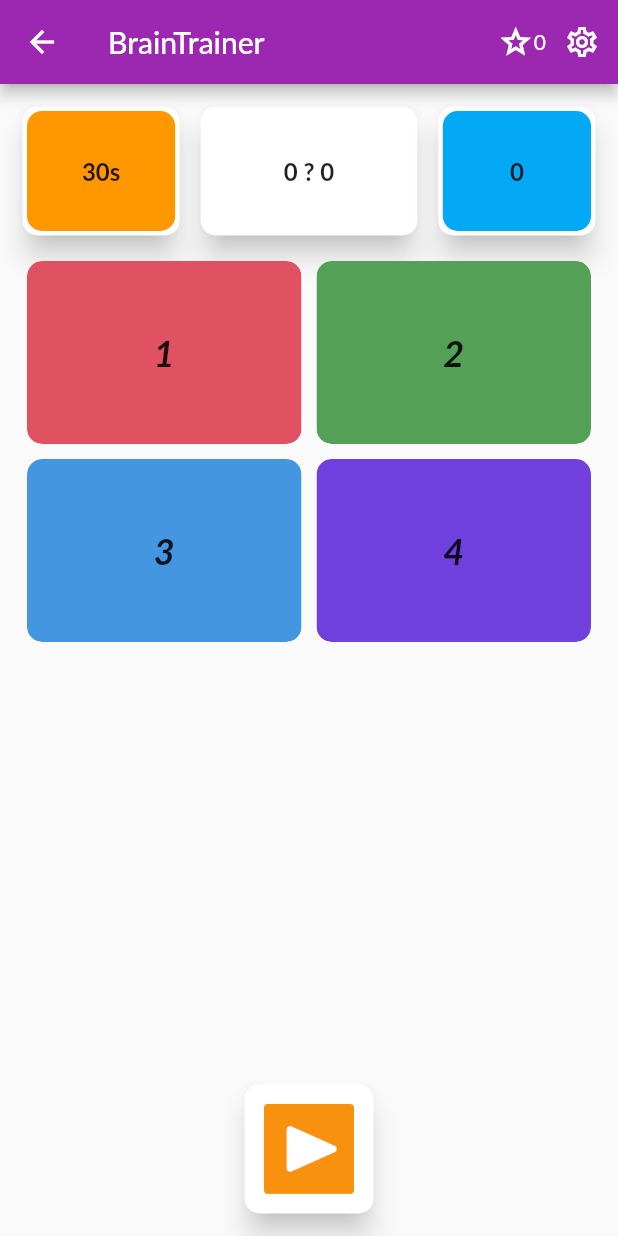
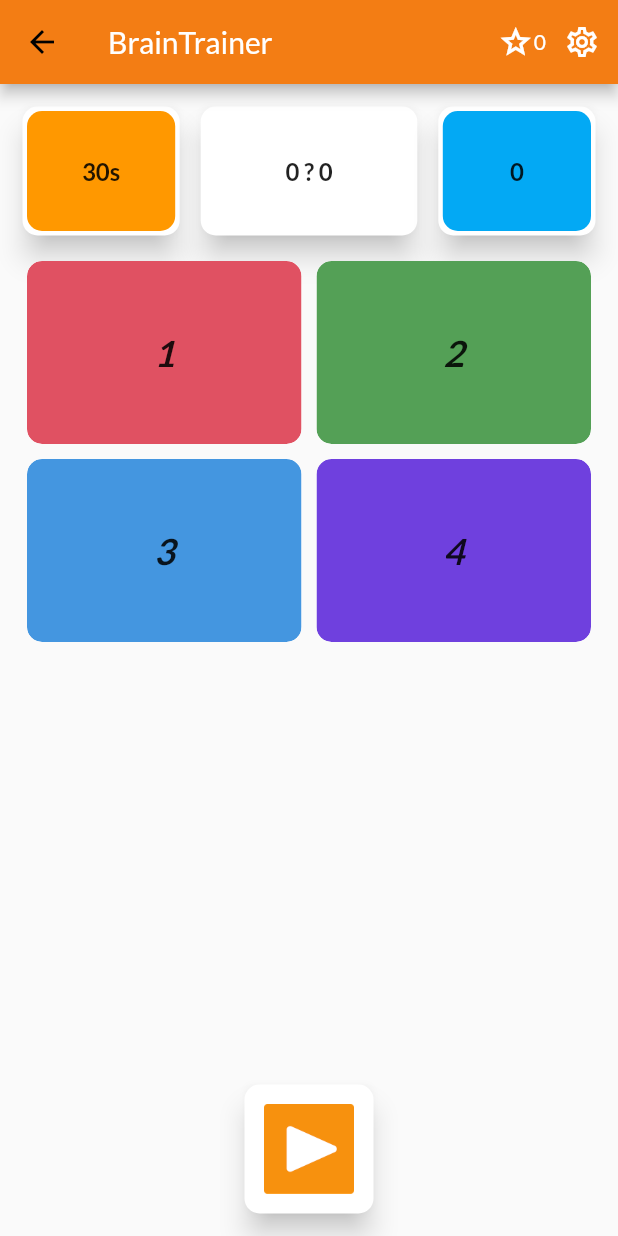
Before and after one commit to offlineprogrammer/brain_trainer_flutter, a Flutter app: the GameScreen screen opened by its route, on a phone screen of 412 x 824 dp. Run offline on Flutter 3.47's test engine with Material 2 defaults, Android fonts, the phone set to English and light mode, and no system bars; our stand-ins replace cloud_firestore, confetti, firebase_auth, firebase_core, rflutter_alert, sign_in_with_apple; accounts and stored records are empty; statements that could not run were skipped.

Commit message:
Style, Splash

```diff
--- a/lib/main.dart
+++ b/lib/main.dart
@@ -34,13 +34,14 @@
         )
       ],
       child: MaterialApp(
-        title: 'Flutter Demo',
+        title: 'BrainTrainer',
         theme: ThemeData(
-          primarySwatch: Colors.purple,
-          accentColor: Colors.deepOrange,
-          fontFamily: 'Lato',
-          visualDensity: VisualDensity.adaptivePlatformDensity,
-        ),
+            primarySwatch: colorCustom,
+            accentColor: Colors.deepOrange,
+            fontFamily: 'Lato',
+            visualDensity: VisualDensity.adaptivePlatformDensity,
+            primaryTextTheme:
+                TextTheme(headline6: TextStyle(color: Colors.white))),
         home: MyHomePage(),
         routes: {
           GameScreen.routeName: (ctx) => GameScreen(),
@@ -49,6 +50,20 @@
     );
   }
 }
+
+Map<int, Color> color = {
+  50: Color.fromRGBO(43, 125, 20, .1),
+  100: Color.fromRGBO(43, 125, 20, .2),
+  200: Color.fromRGBO(43, 125, 20, .3),
+  300: Color.fromRGBO(43, 125, 20, .4),
+  400: Color.fromRGBO(43, 125, 20, .5),
+  500: Color.fromRGBO(43, 125, 20, .6),
+  600: Color.fromRGBO(43, 125, 20, .7),
+  700: Color.fromRGBO(43, 125, 20, .8),
+  800: Color.fromRGBO(43, 125, 20, .9),
+  900: Color.fromRGBO(43, 125, 20, 1),
+};
+MaterialColor colorCustom = MaterialColor(0xFFF37D14, color);
 
 class MyHomePage extends StatelessWidget {
   @override
--- a/lib/screens/game_screen.dart
+++ b/lib/screens/game_screen.dart
@@ -20,7 +20,16 @@
         //Icon(Icons.stacked_line_chart_outlined, ),
         actions: [
           Row(
-            children: [Icon(Icons.grade_outlined), Text(_game.highScore)],
+            children: [
+              Icon(
+                Icons.grade_outlined,
+                color: Colors.white,
+              ),
+              Text(
+                _game.highScore,
+                style: TextStyle(color: Colors.white),
+              )
+            ],
           ),
           PopupMenuButton(
             onSelected: (FilterOptions selectedValue) {
@@ -30,7 +39,10 @@
                 _game.restartTheGame('Random');
               }
             },
-            icon: Icon(Icons.settings_outlined),
+            icon: Icon(
+              Icons.settings_outlined,
+              color: Colors.white,
+            ),
             itemBuilder: (BuildContext context) {
               return [
                 PopupMenuItem(
```
Also changed, not shown: pubspec.yaml (+73 -7 lines), assets/fonts/Anton-Regular.ttf (added), assets/fonts/Lato-Bold.ttf (added), assets/fonts/Lato-Regular.ttf (added), pubspec.lock, 12 other files.
